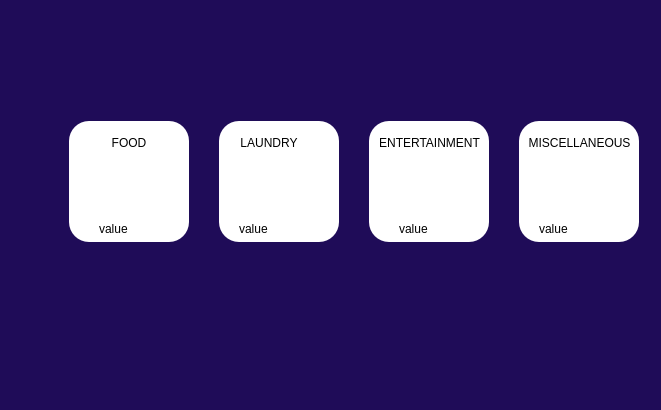
Above: project/listdialog.ui from DikshyaL/SEM-PROJECT before the change. Below: the same form after it.
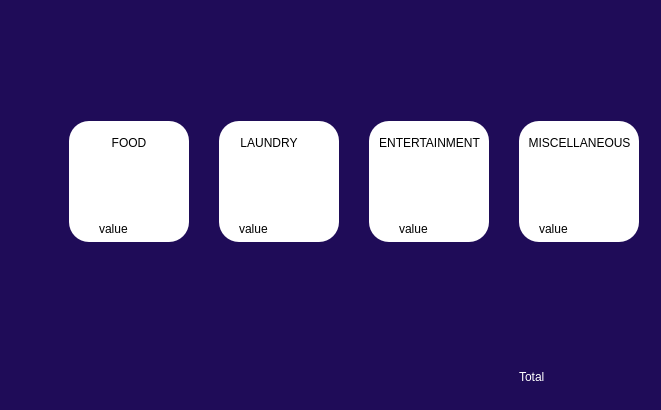
That is the form after the change. Icons and pictures are not drawn.

```diff
--- a/project/listdialog.ui
+++ b/project/listdialog.ui
@@ -243,7 +243,7 @@
          <string>FOOD</string>
         </property>
        </widget>
-       <widget class="QLabel" name="label_2">
+       <widget class="QLabel" name="label_food">
         <property name="geometry">
          <rect>
           <x>30</x>
@@ -453,6 +453,40 @@
         </property>
        </widget>
       </widget>
+      <widget class="QLabel" name="label_2">
+       <property name="geometry">
+        <rect>
+         <x>470</x>
+         <y>350</y>
+         <width>51</width>
+         <height>31</height>
+        </rect>
+       </property>
+       <property name="styleSheet">
+        <string notr="true">font: 700 12pt &quot;Segoe UI&quot;;
+color: rgb(255, 255, 255);</string>
+       </property>
+       <property name="text">
+        <string>Total</string>
+       </property>
+      </widget>
+      <widget class="QLabel" name="label_total">
+       <property name="geometry">
+        <rect>
+         <x>530</x>
+         <y>355</y>
+         <width>71</width>
+         <height>21</height>
+        </rect>
+       </property>
+       <property name="styleSheet">
+        <string notr="true">font: 700 12pt &quot;Segoe UI&quot;;
+color: rgb(255, 255, 255);</string>
+       </property>
+       <property name="text">
+        <string/>
+       </property>
+      </widget>
      </widget>
      <widget class="QWidget" name="page_2"/>
     </widget>
```
Left out of the diff: 23 changed lines with no effect on the pictures.
